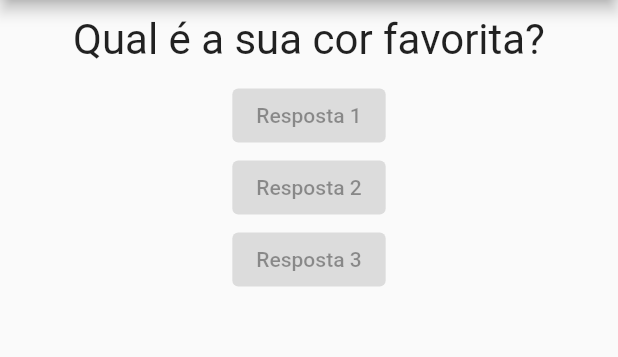
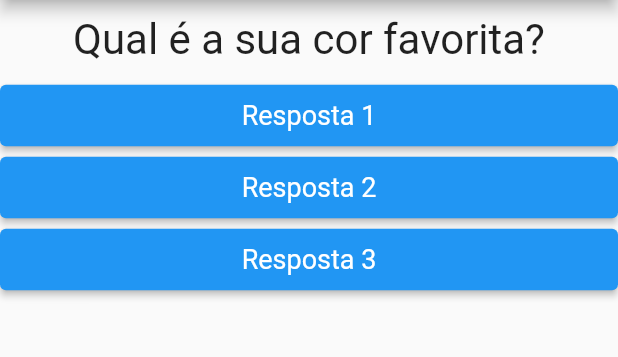
Before and after one commit to ViolaRafael/course_flutter, a Flutter app: the screen it shows after launch, on a phone screen of 412 x 824 dp, the part 84-441 px from its top. Run offline on Flutter 3.47's test engine with Material 2 defaults, Android fonts, the phone set to English and light mode, and no system bars.

Commit message:
Fix Resposta

```diff
--- a/lib/main.dart
+++ b/lib/main.dart
@@ -10,7 +10,6 @@ class PerguntaAppState extends State<PerguntaApp> {
     setState(() {
       _perguntaSelecionada++;
     });
-    print('Pergunta respondida!');
   }
   @override
   Widget build(BuildContext context){
@@ -27,9 +26,9 @@ class PerguntaAppState extends State<PerguntaApp> {
         body: Column(
           children: [
             Questao(perguntas[_perguntaSelecionada]),
-            Resposta('Resposta 1'),
-            Resposta('Resposta 2'),
-            Resposta('Resposta 3'),
+            Resposta('Resposta 1', _responder),
+            Resposta('Resposta 2', _responder),
+            Resposta('Resposta 3', _responder),
           ],
         ),
       ),
--- a/lib/resposta.dart
+++ b/lib/resposta.dart
@@ -2,14 +2,23 @@ import 'package:flutter/material.dart';
 
 class Resposta extends StatelessWidget {
   final String texto;
+  final void Function() onSelecao;
 
-  Resposta(this.texto);
+  Resposta(this.texto, this.onSelecao);
 
   @override
   Widget build(BuildContext context) {
-    return ElevatedButton(
-      child: Text(texto),
-      onPressed: null,
+    return Container(
+      width: double.infinity,
+      child: ElevatedButton(
+        child: Text(texto),
+        onPressed: onSelecao,
+        style: ElevatedButton.styleFrom(
+          backgroundColor: Colors.blue,
+          padding: EdgeInsets.all(10),
+          textStyle: TextStyle(fontSize: 18)
+        ),
+      ),
     );
   }
 }
```
